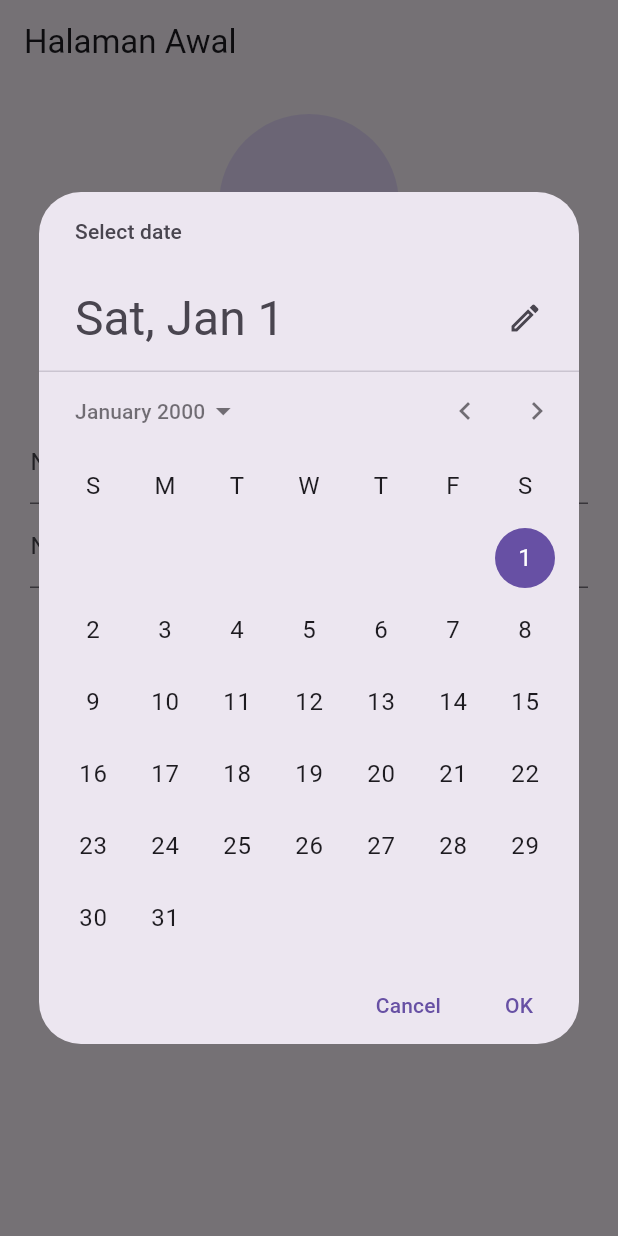
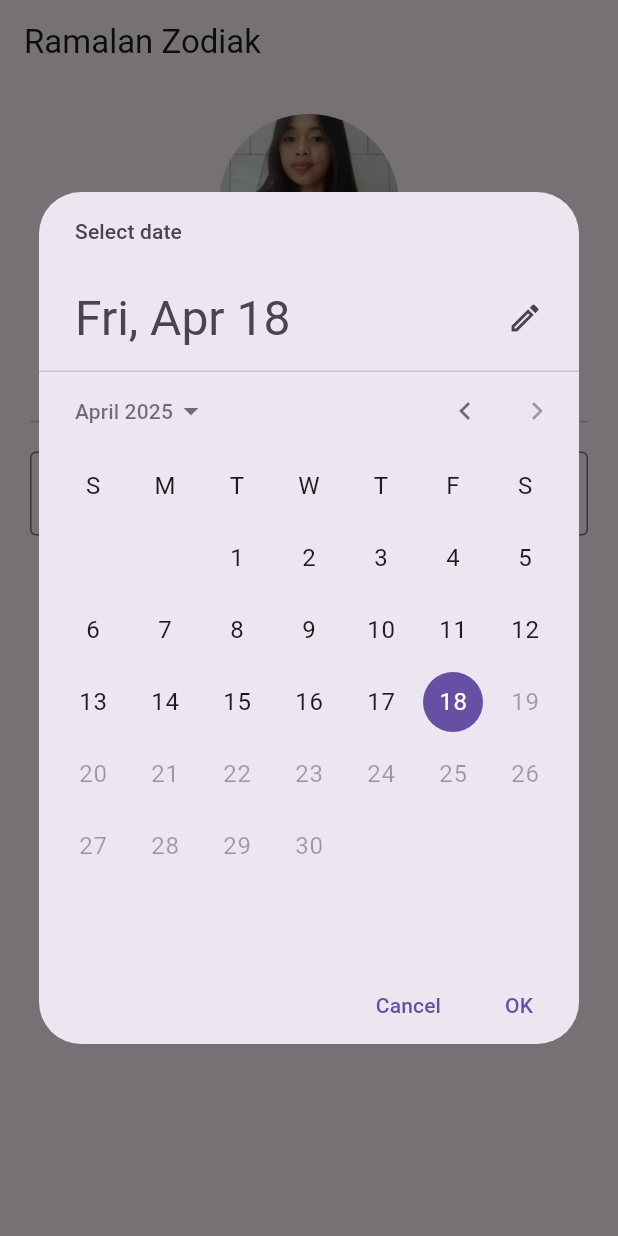
Before and after one commit to gaby073/uts_mobilelanjut1, a Flutter app: the screen it shows after launch, after a tap on "Pilih Tanggal Lahir", on a phone screen of 412 x 824 dp. Run offline on Flutter 3.47's test engine with Material 3 defaults, Android fonts, the phone set to English and light mode, and no system bars; accounts and stored records are empty.

```diff
--- a/lib/providers/zodiak_provider.dart
+++ b/lib/providers/zodiak_provider.dart
@@ -22,37 +22,40 @@ class ZodiakProvider extends ChangeNotifier {
     // Zodiak berdasarkan tanggal
     if ((month == 12 && day >= 21) || (month == 1 && day <= 19)) {
       _zodiak = "Capricorn";
-      _ramalan = "Orang Capricorn mengutamakan kesuksesan, loyalitas...";
+      _ramalan = "Orang yang lahir pada tanggal antara 21 Desember sampai 19 Januari berada di bawah pengaruh zodiak Capricorn, yang berlambang kambing. Orang yang berzodiak Capricorn mengutamakan kesuksesan, status, posisi, reputasi, loyalitas, konsentrasi, pemecahan masalah, bertanggung jawab, memperlihatkan kebijaksanaan, dan keseriusan belajar melalui pengalaman. Namun, ada kalanya orang berzodiak Capricorn cenderung bersikap memandang buruk (pesimis), selalu terpaksa, membebani, takut menghadapi hambatan, memperlihatkan batasan, kurang simpati, terlalu khawatir, dan pemikiran sempit. Capricorn termasuk dalam kategori kardinal, yaitu aktif. Dengan kualitas ini Anda dianggap baik untuk memulai setiap proyek baru. Lambang-lambang yang termasuk dalam kategori kardinal selain Capricorn adalah Aries, Cancer dan Libra.";
     } else if ((month == 1 && day >= 20) || (month == 2 && day <= 18)) {
       _zodiak = "Aquarius";
-      _ramalan = "Aquarius tertarik dengan petualangan, hak asasi...";
+      _ramalan = "Orang yang lahir pada tanggal antara 20 Januari sampai 18 Febuari berada di bawah pengaruh zodiak Aquarius, yang berlambang gelombang (alur air). Orang Aquarius tertarik dengan petualangan, berjiwa kemanusiaan, ingin tahu, ada semangat berontak, bersikap spontan, progesif, persahabatan, hak asasi, kelompok, dan mampu memberi manfaat untuk sekitar. Namun, ada kalanya Aquarius menghadapi gangguan, tak bisa diharapkan, suka membantah, memberontak, tak lengkap, perilaku salah, tak konsisten, perangai radikal, kurang metode, dan mendatangkan bencana. Aquarius termasuk dalam kategori tetap, yaitu termasuk stabilitas, ketabahan, ketahanan, dan kesempurnaan. Dengan kualitas ini Aquarius baik untuk memastikan sesuatu berjalan lancar atau berhasil. Lambang – lambang yang termasuk dalam kategori tetap selain Aquarius adalah Taurus, Leo dan Scorpio.";
     } else if ((month == 2 && day >= 19) || (month == 3 && day <= 20)) {
       _zodiak = "Pisces";
-      _ramalan = "Pisces mengutamakan cinta universal, bersifat manja...";
+      _ramalan = "Orang yang lahir antara tanggal 19 Febuari sampai 20 Maret dikatakan bernaung di bawah zodiak Pisces, yang berlambang ikan. Pisces mengutamakan cinta universal, bersifat manja, selalu mencari ilham, memperlihatkan kepercayaan, ada kesepahaman, berjiwa puitis, menyukai musik, beragama, bersifat setia, mampu menghibur diri, mengutamakan kerohanian, dan tidak mudah mengaku kalah. Namun, ada kalanya Pisces merasa bingung, bersalah, mudah mengaku kalah, mudah kecewa, khawatir, risau, terlibat dalam penipuan, ketagihan, dan mudah menurut kemauan hati. Pisces termasuk dalam kategori variabel, yaitu mudah mengalami daya perubahan, daya adaptasi dan daya keseimbangan. Dengan kategori variabel ini, Pisces adalah kreatif meskipun tidak selalu praktis. Lambang-lambang yang termasuk dalam kategori fleksibel selain Pisces adalah Gemini, Virgo dan Sagitarius.";
     } else if ((month == 3 && day >= 21) || (month == 4 && day <= 20)) {
       _zodiak = "Aries";
-      _ramalan = "Aries berani, yakin, inisiatif, mengutamakan tindakan...";
+      _ramalan = "Orang yang lahir pada tanggal antara 21 Maret sampai 20 April dikatakan bernaung di bawah zodiak Aries, yang berlambang Biri-biri jantan. Dengan demikian, Aries seorang yang berani, yakin, inisiatif, mengutamakan tindakan, ada pertahanan diri, ada rasa merintis, ada daya juang, dan pencinta / memperjuangkan nasib. Namun, ada kalanya Aries ini terlalu pemikir, ada kekasaran, kesombongan diri, gemar memicu permusuhan, agresif, hasil kerja tak sempurna, dan ada kelemahan. Aries termasuk dalam kategori kardinal, yaitu aktif. Dengan kualitas ini Aries dianggap baik untuk memulai setiap proyek baru. Lambang-lambang yang termasuk dalam kategori kardinal selain Aries adalah Capricorn, Cancer dan Libra.";
     } else if ((month == 4 && day >= 21) || (month == 5 && day <= 20)) {
       _zodiak = "Taurus";
-      _ramalan = "Taurus mengutamakan kekayaan, loyalitas, daya rasa...";
+      _ramalan = "Orang yang lahir pada tanggal antara 21 April sampai 20 Mei dikatakan bernaung di bawah zodiak Taurus, yang berlambang Lembu Jantan. Dengan demikian, Taurus mengutamakan kekayaan, ketinggian spiritual, kuat daya rasa, loyalitas, gemar berpelesiran, kesuburan, terlalu praktis, murah rezeki dan ketabahan. Walau bagaimana pun, ada kalanya Taurus bersikap terlalu kebendaan, terlalu mengekang, keras hati, suka menurut rasa hati dan buntu pikiran. Taurus termasuk dalam kategori tetap, yaitu termasuk stabilitas, daya ketabahan, daya tahan, dan daya kesempurnaan. Dengan kualitas ini Taurus baik untuk memastikan sesuatu berjalan lancar atau berhasil. Lambang-lambang yang termasuk dalam kategori tetap selain Taurus adalah Aquarius, Leo dan Scorpio.";
     } else if ((month == 5 && day >= 21) || (month == 6 && day <= 20)) {
       _zodiak = "Gemini";
-      _ramalan = "Gemini terampil komunikasi, suka bepergian, serbaguna...";
+      _ramalan = "Orang yang lahir pada tanggal antara 21 Mei sampai 20 Juni dikatakan bernaung di bawah zodiak Gemini, yang berlambang Saudara Kembar. Dengan demikian, Gemini terampil berkomunikasi, suka bepergian, serbaguna, cerdas, ada kekuatan berbicara, mampu menulis, kedekatan pada sanak saudara dan tetangga, gemar migrasi, dan bersikap terbuka. Namun, ada kalanya Gemini bersikap hanya suka sekejap saja, bersikap keanak-anakan, gugup, suka bermuka dua, berbicara kosong, tak lengkap dan suka berpura-pura. Gemini termasuk dalam kategori variabel, yaitu mudah mengalami daya perubahan, daya adaptasi dan daya keseimbangan. Dengan kategori variabel ini, Gemini adalah kreatif meskipun tidak selalu praktis. Lambang-lambang yang termasuk dalam kategori bervariasi selain Gemini adalah Pisces, Virgo dan Sagitarius.";
     } else if ((month == 6 && day >= 21) || (month == 7 && day <= 20)) {
       _zodiak = "Cancer";
-      _ramalan = "Cancer menyukai keluarga, makanan, ada simpati...";
+      _ramalan = "Orang yang lahir pada tanggal antara 21 Juni sampai 20 Juli dikatakan bernaung di bawah zodiak Cancer, yang berlambang Kepiting. Dengan demikian, Cancer menyukai rumah tangga, keluarga, kesehatan, makanan, ada rasa simpati, memberi perlindungan, agak sensitif, punya kesabaran, kejujuran, dan kecerdasan. Namun, ada kalanya Cancer bersikap kekanak-kanakan, berbolak-balik, berpura-pura, tidak aman, terlalu bertahan dan takut pada perpisahan. Cancer termasuk dalam kategori kardinal, yaitu aktif. Dengan kualitas ini Cancer dianggap baik untuk memulai setiap proyek baru. Lambang-lambang yang termasuk dalam kategori kardinal selain Cancer adalah Aries, Capricorn dan Libra.";
     } else if ((month == 7 && day >= 21) || (month == 8 && day <= 21)) {
       _zodiak = "Leo";
-      _ramalan = "Leo cinta, pemurah, kepemimpinan, hiburan...";
+      _ramalan = "Orang yang lahir pada tanggal antara 21 Juli sampai 21 Agustus dikatakan bernaung di bawah zodiak Leo, yang berlambang Singa. Anda mengutamakan rasa cinta, ramah, bersifat pemurah, ada daya kepemimpinan, menonjolkan kemegahan, selalu hidup, menyoroti keagungan, keberanian, kemampuan, dekat dengan anak-anak, berbakat dan suka pada hiburan. Walau bagaimana pun, ada kalanya Leo ini kerap menunjukkan ego, banyak bicara, memperlihatkan sifat kekuasaan, suka pamer, mengejar kemewahan, dan memenuhi komplek rendah diri dan bangga diri. Leo termasuk dalam kategori tetap, yaitu termasuk stabilitas, ketabahan, ketahanan, dan kesempurnaan. Dengan kualitas ini Anda akan baik untuk mempastikan sesuatu berjalan lancar atau berhasil. Lambang-lambang yang termasuk dalam kategori tetap selain Anda adalah Taurus, Aquarius dan Scorpio.";
     } else if ((month == 8 && day >= 22) || (month == 9 && day <= 22)) {
       _zodiak = "Virgo";
-      _ramalan = "Virgo suka kerja, hasil sempurna, praktis...";
+      _ramalan = "Orang yang lahir pada tanggal antara 22 Agustus hingga 22 September dikatakan bernaung di bawah zodiak Virgo, yang berlambang Seorang Gadis. Dengan demikian, Virgo suka pada kerja, hasil kerja sempurna, punya pahlawan diri, suci, mengutamakan kesehatan, ada kesadaran, memberikan konsentrasi berdisiplin, praktis, siap melayani dan komprehensif. Namun, ada kalanya Virgo merasa khawatir, cerewet, berpandangan sempit, terlalu tertib, suka mengeluh, tidak mudah mengaku kalah, dan ada suka mengkritik. Virgo termasuk dalam kategori variabel, yaitu mudah mengalami daya perubahan, daya adaptasi dan daya keseimbangan. Dengan kategori variabel ini, Virgo adalah zodiak kreatif meskipun tidak selalu praktis. Lambang-lambang yang termasuk dalam kategori bervariasi selain Virgo adalah Gemini, Pisces dan Sagitarius.";
+
     } else if ((month == 9 && day >= 23) || (month == 10 && day <= 22)) {
       _zodiak = "Libra";
-      _ramalan = "Libra harmonis, seimbang, diplomatis, ceria...";
+      _ramalan = "Orang yang lahir pada tanggal antara 23 September sampai 22 Oktober dikatakan bernaung di bawah zodiak Libra, yang berlambang Alat Penimbang (Dacin). Dengan demikian, orang yang berzodiak Libra biasanya berciri-ciri harmonis, seimbang, menyukai pernikahan, mendapati perhubungan, mengutamakan kesetaraan, aliansi, diplomasi, berseni, suka membantu, selalu dalam keadaan ceria, dapat menjadi pasangan yang ideal dan menyukai keadilan. Namun, ada kalanya Libra bersikap bolak-balik, pura-pura, tidak jujur, tujuan kurang tegas, atau tindakan kurang seimbang. Libra termasuk dalam kategori kardinal, yaitu aktif (berprinsip memulai sesuatu). Dengan kualitas ini Libra dianggap baik untuk merangsang dan memulai setiap proyek baru. Lambang-lambang yang termasuk dalam kategori kardinal selain Libra adalah Aries, Cancer dan Capricorn.";
+
     } else if ((month == 10 && day >= 23) || (month == 11 && day <= 22)) {
       _zodiak = "Scorpio";
-      _ramalan = "Scorpio kreatif, sensual, menyembuhkan, ekstrim...";
+      _ramalan = "Orang yang lahir pada tanggal antara 23 Oktober sampai 22 November dikatakan bernaung di bawah zodiak Scorpio, yang berlambang Kalajengking. Scorpio memiliki kemewahan, kreatif, ada keinginan yang kuat, punya stamina, daya sensual yang tinggi dan ada bakat menyembuhkan. Walau bagaimana pun, ada kalanya Scorpio mudah menaruh rasa cemburu, suka menuntut bela, suka ‘membinasakan diri’, ekstrim, fanatik, tamak dan berdaya untuk menyerang. Scorpio termasuk dalam kategori tetap, yaitu termasuk stabilitas, ketabahan, ketahanan, dan kesempurnaan. Dengan kualitas ini Scorpio akan baik untuk memastikan sesuatu berjalan lancar atau berhasil. Lambang-lambang yang termasuk dalam kategori tetap selain Scorpio adalah Taurus, Leo dan Aquarius.";
+
     } else if ((month == 11 && day >= 23) || (month == 12 && day <= 20)) {
       _zodiak = "Sagitarius";
       _ramalan = "Sagitarius suka belajar, optimis, bercita-cita tinggi...";
@@ -60,18 +63,18 @@ class ZodiakProvider extends ChangeNotifier {
 
     // Karakter bulan
     const bulanList = [
-      "Si Ambisius",
-      "Si Pemikir yang Filosofis",
-      "Si Penengah Konflik",
-      "Si Penyuka Tantangan",
-      "Si Cerdas yang Atraktif",
-      "Si Kalem",
-      "Si Extrovert",
-      "Si Pemimpin Alami",
-      "Si Penyuka Detail",
-      "Si Penebar Aura Positif",
-      "Si Pengamat yang Misterius",
-      "Si Kuat yang Inspiratif",
+      " Si Ambisius : Mereka yang lahir bulan Januari biasanya memiliki sifat keras kepala dalam hal tindakan maupun keinginan. Individu yang lahir pada bulan Januari juga dinilai memiliki sifat ambisius dalam kehidupan karir. Di lain sisi, orang-orang yang lahir di bulan ini cenderung merupakan people watcher. Kamu biasanya senang memperhatikan orang-orang sekitarmu untuk mempelajari sesuatu; entah kehidupan mereka atau yang lainnya. Uniknya kamu yang lahir bulan Januari juga belajar mengenali sifat-sifat dirimu dari cara mengobservasi orang lain. Selain itu individu berbulan lahir Januari memiliki keinginan atau hasrat untuk dapat membantu orang dalam hal improvisasi diri. Kemampuan leadership ini terkadang bisa bermanfaat, namun bisa juga sebaliknya. Kamu harus pintar memposisikan dirimu agar segala karakteristik unik ini dapat memberikan benefit bagi kehidupan personal maupun karir.",
+      " Si Pemikir yang Filosofis : Jika kamu lahir bulan Februari, kamu cenderung memiliki bakat artistik dan juga kreatifitas alami. Mereka yang lahir pada bulan Februari juga cenderung memiliki otak yang cerdas, dan senang berpikir bebas atau biasa disebut free thinker namun mereka bisa memberontak sewaktu-waktu. Artinya individu kelahiran bulan Februari terkadang akan menolak untuk mematuhi aturan main ketika argumen mereka dirasa tidak diperhatikan. Satu hal yang baik bagi mereka yang lahir bulan Februari adalah kemampuan untuk mengenal lebih dalam kepribadian mereka sendiri. Hal inilah yang membuat mereka selalu yakin dengan apa yang ingin mereka capai.",
+      " Si Penengah Konflik : Individu yang lahir pada bulan Maret cenderung pemalu dalam hal keterbukaan diri. Ini membuat mereka tidak mudah untuk menunjukkan jati diri atau personality mereka kepada sembarang orang. Mereka juga memiliki keinginan hati yang lurus dan baik. Harmonisasi adalah kunci utama bagi mereka yang lahir pada bulan Maret. Makanya tak jarang mereka sering kali dianggap sebagai orang yang cocok sebagai penengah dua kubu yang beroposisi. Mereka juga dianggap trustworthy.",
+      " Si Pennyuka Tantangan : Kesan kuat dan atletis biasanya melekat pada mereka yang lahir pada bulan April. Individu kelahiran bulan April cenderung akan cepat merasa senang jika mendapat perhatian dari banyak pihak, singkatnya mereka ingin kerja keras mereka dihargai oleh orang-orang. Kelahiran bulan April juga biasanya menyukai tantangan dan punya banyak pengalaman menyenangkan dalam hidup. Meski kamu merasa ketakutan saat pertama kali mencoba sesuatu, dorongan asli dalam hatimu selalu mengatakan bahwa sebenarnya hal menantang tersebut memang perlu untuk kamu taklukkan. Itulah mengapa mereka yang lahir pada bulan April biasanya juga dikenal sebagai pribadi yang mudah dalam mengalahkan rasa takut dalam diri sendiri.",
+      " Si Cerdas yang Atraktif : Banyak individu yang lahir pada bulan Mei dikenal sangat atraktif, baik secara fisik maupun personality. Mereka cenderung lebih menggunakan otak kiri, yang berarti bahwa sifat orang-orang kelahiran bulan Mei ini lebih logis dibanding kreatif. Sejalan dengan hal tersebut, mereka sebenarnya juga punya peluang besar untuk sukses di mata pelajaran Matematika atau bidang sains seperti fisika. Individu kelahiran bulan Mei sangat senang bermain dengan fakta-fakta dan sering merasa terhibur dengan artikel atau tayangan yang lebih memiliki basis nyata dibandingkan fantasi semu. Mereka juga dikenal memiliki figur yang jelas mengenai mimpi dan masa depan mereka.",
+      " Si Kalem : Sensitif dan peka, dua kesan inilah yang paling sering menempel pada mereka yang lahir pada bulan Juni. Hal yang unik adalah mereka tidak akan memberitahu kita apakah mereka tengah merasa sedih ataupun tersakiti. Individu kelahiran bulan Juni merupakan pendengar yang baik, mereka juga punya rasa peduli yang besar terhadap orang lain dan cenderung sangat sopan. Sifat ini sering membuat orang lain datang kepada mereka untuk meminta saran. Mereka yang lahir pada bulan Juni biasanya senang membahagiakan orang lain. Namun di lain sisi, hal tersebut bisa berakibat buruk. Contohnya jika mereka punya hasrat yang sama dengan teman mereka, individu kelahiran bulan Juni ini cenderung memilih untuk mengalah demi orang lain.",
+      " Si Extrovert : Orang-orang yang lahir pada bulan Juli kebanyakan memiliki sifat asli yang enerjik, artinya mereka asyik untuk diajak hangout. Mereka juga punya satu pesona tersendiri yang membuat orang lain merasa ingin lebih dekat dengan mereka. Selain itu individu yang lahir bulan Juli punya selera humor yang cerdas. Segala karakteristik ini membuat orang-orang cepat sekali nyaman terhadap mereka. Menghabiskan waktu bersama individu kelahiran bulan Juli biasanya tidak akan pernah terasa bosan karena mereka selalu punya energi dan senyum sumringah untuk menaikkan mood orang-orang di sekitar mereka.",
+      " Si Pemimpin yang Alami : Karakteristik individu yang lahir bulan Agustus memiliki kesamaan dengan mereka yang lahir pada bulan Juli dari segi selera humor. Mereka juga senang tertawa dan membuat lelucon. Kepribadian ini membuat orang lain mengagumi karakter personal mereka. Jika kamu merupakan kelahiran Agustus, berbahagialah karena kamu punya bakat alami dalam hal leadership. Sayangnya, tak banyak individu kelahiran Agustus yang sadar akan potensi mereka. Padahal kemampuan ini bisa dimanfaatkan untuk menyukseskan hidup, baik dalam bisnis maupun urusan personal.",
+      " Si Penyuka Detail : Detail oriented mungkin merupakan kata yang tepat untuk menggambarkan karakteristik orang-orang yang lahir pada bulan September. Hal ini dikarenakan mereka cenderung perfeksionis dalam memandang sesuatu. Standar ini uniknya tak hanya mereka terapkan pada orang lain, tetapi juga pada mereka sendiri. Ini bisa jadi merupakan suatu hal yang dapat memberikan manfaat karena kebanyakan dari mereka yang lahir pada bulan September memiliki manajemen waktu serta metode pengerjaan tugas yang cukup baik. Mereka juga biasanya punya ekspektasi tinggi jika menyangkut hal-hal yang berbau organisasional, dan punya kritik tajam jika apa yang mereka harapkan tidak sesuai.",
+      " Si Penebar Aura Positive : Individu yang lahir pada bulan Oktober cenderung bersifat carefree, artinya mereka tidak suka kehidupan mereka diatur ataupun dikekang. Mereka juga punya sifat alami yakni independen dan selalu fokus untuk melihat sisi positif dari suatu hal. Inilah yang membuat banyak orang sering bergantung kepada individu yang lahir pada bulan Oktober. Kecenderungan sifat di atas juga membuat mereka yang lahir di bulan ini menjadi pribadi yang menyenangkan, talkative dan mudah dalam membuat teman baru.",
+      " Si Pengamat yang Misterius : Mereka yang lahir pada bulan November punya kecenderungan sifat keras kepala dan sangat secretive. Maksud dari secretive ini artinya mereka selalu menyimpan rahasia mereka rapat-rapat dan tak menceritakannya pada orang lain, tidak peduli seberapa dekat hubungan mereka dengan orang tersebut. Hal ini sering membuat orang-orang salah paham akan maksud mereka sebenarnya. Individu yang lahir pada bulan November juga memiliki level fokus yang luar biasa terhadap sesuatu. Mereka juga sangat peka dan self-motivated, dua hal yang memberikan kontribusi terhadap sifat mereka yang secretive karena mereka tidak terlalu mempercayai orang lain. Kalau kamu merupakan kelahiran bulan November, biasanya kamu tidak terlalu suka jika harus menerima bantuan dari orang lain. Bahkan ketika orang tersebut menawarkan atau memaksa kamu menerima bantuan, kamu tetap enggan untuk mengatakan ‘ya’ dan memilih fokus serta percaya pada kemampuanmu. Kamu sebenarnya punya segudang potensi untuk bisa menjadi pemimpin. Namun terkadang sifat “masa bodo”-mu itu membuatmu tidak tertarik dengan segala atribut dan jabatan penting yang ditawarkan tadi.",
+      " Si Kuat Inspiratif : Mereka yang lahir bulan Desember senang menjadi pusat perhatian dan cenderung aktif. Hal ini mengindikasikan bahwa kamu tidak suka hanya berdiam diri di rumah dan tidak melakukan apapun. Individu yang lahir pada bulan Desember biasanya sangat bangga terhadap diri sendiri dan tidak peduli dengan pandangan lemah orang lain yang terkadang mengintimidasi. Karakteristik ini membuat mereka tidak akan keberatan untuk fighting back jika ada pihak yang berusaha menjatuhkan mereka. Individu kelahiran bulan Desember sering juga dikenal sebagai tipe manusia yang selalu gigih dalam membela harga diri mereka. Salah satu sifat kesatria yang tidak dimiliki oleh banyak orang."
     ];
     _bulanKarakter = bulanList[month - 1];
   }
--- a/lib/screens/home_screen.dart
+++ b/lib/screens/home_screen.dart
@@ -1,3 +1,4 @@
+// file: lib/screens/home_screen.dart
 import 'package:flutter/material.dart';
 import 'package:provider/provider.dart';
 import '../models/user_data.dart';
@@ -11,58 +12,97 @@ class HomeScreen extends StatefulWidget {
 
 class _HomeScreenState extends State<HomeScreen> {
   final _namaController = TextEditingController();
-  final _nimController = TextEditingController();
   DateTime? _tanggalLahir;
+
+  String formatTanggal(DateTime date) {
+    return "${date.year}-${date.month.toString().padLeft(2, '0')}-${date.day.toString().padLeft(2, '0')}";
+  }
 
   @override
   Widget build(BuildContext context) {
     return Scaffold(
-      appBar: AppBar(title: Text("Halaman Awal")),
-      body: Padding(
-        padding: EdgeInsets.all(20),
+      appBar: AppBar(title: Text("Ramalan Zodiak")),
+      body: SingleChildScrollView(
+        padding: const EdgeInsets.all(20.0),
         child: Column(
+          crossAxisAlignment: CrossAxisAlignment.center,
           children: [
+            // Gambar dan identitas pembuat
             CircleAvatar(
               radius: 60,
-              backgroundImage: AssetImage('assets/foto.jpg'), // tambahkan foto ke assets
+              backgroundImage: AssetImage('assets/saya.jpg'),
             ),
             SizedBox(height: 16),
-            Text("Nama: John Doe", style: TextStyle(fontSize: 18)),
-            Text("NIM: 1234567890", style: TextStyle(fontSize: 18)),
-            SizedBox(height: 16),
-            TextField(controller: _namaController, decoration: InputDecoration(labelText: "Nama")),
-            TextField(controller: _nimController, decoration: InputDecoration(labelText: "NIM")),
-            SizedBox(height: 16),
+            Text(
+              "Nama: Gaby Febrianti Sirait",
+              style: TextStyle(fontSize: 18, fontWeight: FontWeight.bold),
+            ),
+            Text(
+              "NIM: 2310501073",
+              style: TextStyle(fontSize: 16),
+            ),
+
+            Divider(height: 40),
+
+            // Inputan Nama
+            TextField(
+              controller: _namaController,
+              decoration: InputDecoration(
+                labelText: "Masukkan Nama",
+                border: OutlineInputBorder(),
+              ),
+            ),
+            SizedBox(height: 20),
+
+            // Tombol pilih tanggal lahir
             ElevatedButton(
-              child: Text("Pilih Tanggal Lahir"),
               onPressed: () async {
-                final picked = await showDatePicker(
+                final pickedDate = await showDatePicker(
                   context: context,
-                  initialDate: DateTime(2000),
-                  firstDate: DateTime(1970),
+                  initialDate: DateTime.now(),
+                  firstDate: DateTime(1900),
                   lastDate: DateTime.now(),
                 );
-                if (picked != null) {
-                  setState(() {
-                    _tanggalLahir = picked;
-                  });
-                }
+                setState(() {
+                  _tanggalLahir = pickedDate;
+                });
               },
+              child: Text("Pilih Tanggal Lahir"),
             ),
-            SizedBox(height: 16),
+
+            // Tampilkan tanggal lahir jika sudah dipilih
+            if (_tanggalLahir != null) ...[
+              SizedBox(height: 10),
+              Text(
+                "📅 Tanggal Lahir: ${formatTanggal(_tanggalLahir!)}",
+                style: TextStyle(fontSize: 16, fontStyle: FontStyle.italic),
+              ),
+            ],
+
+            SizedBox(height: 30),
+
+            // Tombol Ramalkan
             ElevatedButton(
-              child: Text("Ramal"),
               onPressed: () {
                 if (_tanggalLahir != null) {
                   final user = UserData(
                     nama: _namaController.text,
-                    nim: _nimController.text,
+                    nim: "", // nim tidak digunakan
                     tanggalLahir: _tanggalLahir!,
                   );
-                  Provider.of<ZodiakProvider>(context, listen: false).setUser(user);
-                  Navigator.push(context, MaterialPageRoute(builder: (_) => ResultScreen()));
+                  Provider.of<ZodiakProvider>(context, listen: false)
+                      .setUser(user);
+                  Navigator.push(
+                    context,
+                    MaterialPageRoute(builder: (context) => ResultScreen()),
+                  );
+                } else {
+                  ScaffoldMessenger.of(context).showSnackBar(
+                    SnackBar(content: Text("Silakan pilih tanggal lahir!")),
+                  );
                 }
               },
+              child: Text("Ramalkan"),
             ),
           ],
         ),
```
Also changed, not shown: assets/saya.jpg (renamed from lib/assets/saya.jpg).
